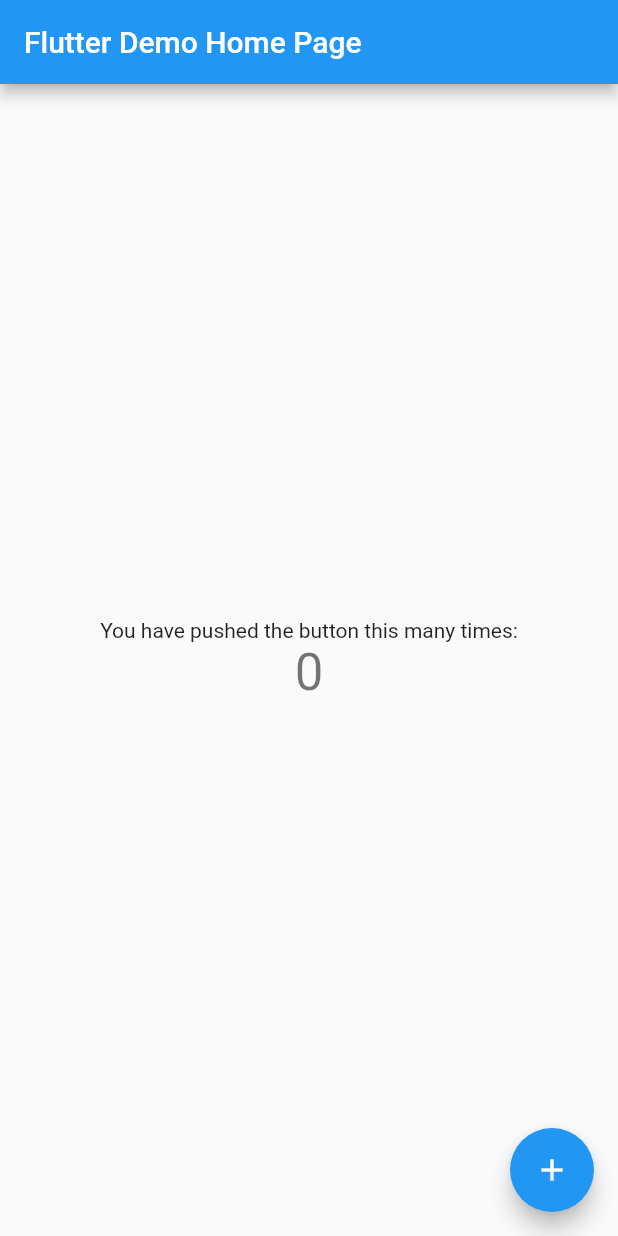
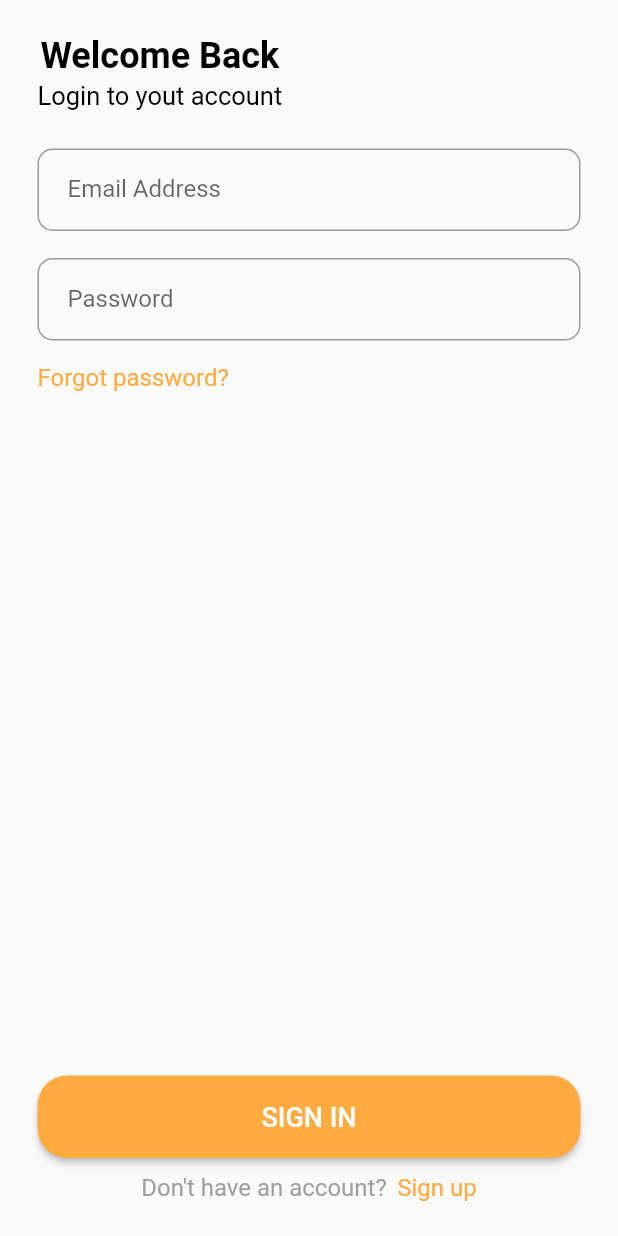
Before and after one commit to adambadruzs/MaiComic, a Flutter app: the screen it shows after launch, on a phone screen of 412 x 824 dp. Run offline on Flutter 3.47's test engine with Material 2 defaults, Android fonts, the phone set to English and light mode, and no system bars; our stand-ins replace dio; Roboto replaces fonts that are missing (Poppins Light, Poppins SemiBold).

Commit message:
Update ver 1.0.10

```diff
--- a/lib/main.dart
+++ b/lib/main.dart
@@ -1,115 +1,23 @@
 import 'package:flutter/material.dart';
+import 'package:maicomic/screen/splash/splash.dart';
 
 void main() {
   runApp(const MyApp());
 }
 
-class MyApp extends StatelessWidget {
-  const MyApp({super.key});
+class MyApp extends StatefulWidget {
+  const MyApp({Key? key}) : super(key: key);
 
-  // This widget is the root of your application.
+  @override
+  State<MyApp> createState() => _MyAppState();
+}
+
+class _MyAppState extends State<MyApp> {
   @override
   Widget build(BuildContext context) {
     return MaterialApp(
-      title: 'Flutter Demo',
-      theme: ThemeData(
-        // This is the theme of your application.
-        //
-        // Try running your application with "flutter run". You'll see the
-        // application has a blue toolbar. Then, without quitting the app, try
-        // changing the primarySwatch below to Colors.green and then invoke
-        // "hot reload" (press "r" in the console where you ran "flutter run",
-        // or simply save your changes to "hot reload" in a Flutter IDE).
-        // Notice that the counter didn't reset back to zero; the application
-        // is not restarted.
-        primarySwatch: Colors.blue,
-      ),
-      home: const MyHomePage(title: 'Flutter Demo Home Page'),
+      title: 'MaiComic',
+      home: SplashScreen(),
     );
   }
 }
-
-class MyHomePage extends StatefulWidget {
-  const MyHomePage({super.key, required this.title});
-
-  // This widget is the home page of your application. It is stateful, meaning
-  // that it has a State object (defined below) that contains fields that affect
-  // how it looks.
-
-  // This class is the configuration for the state. It holds the values (in this
-  // case the title) provided by the parent (in this case the App widget) and
-  // used by the build method of the State. Fields in a Widget subclass are
-  // always marked "final".
-
-  final String title;
-
-  @override
-  State<MyHomePage> createState() => _MyHomePageState();
-}
-
-class _MyHomePageState extends State<MyHomePage> {
-  int _counter = 0;
-
-  void _incrementCounter() {
-    setState(() {
-      // This call to setState tells the Flutter framework that something has
-      // changed in this State, which causes it to rerun the build method below
-      // so that the display can reflect the updated values. If we changed
-      // _counter without calling setState(), then the build method would not be
-      // called again, and so nothing would appear to happen.
-      _counter++;
-    });
-  }
-
-  @override
-  Widget build(BuildContext context) {
-    // This method is rerun every time setState is called, for instance as done
-    // by the _incrementCounter method above.
-    //
-    // The Flutter framework has been optimized to make rerunning build methods
-    // fast, so that you can just rebuild anything that needs updating rather
-    // than having to individually change instances of widgets.
-    return Scaffold(
-      appBar: AppBar(
-        // Here we take the value from the MyHomePage object that was created by
-        // the App.build method, and use it to set our appbar title.
-        title: Text(widget.title),
-      ),
-      body: Center(
-        // Center is a layout widget. It takes a single child and positions it
-        // in the middle of the parent.
-        child: Column(
-          // Column is also a layout widget. It takes a list of children and
-          // arranges them vertically. By default, it sizes itself to fit its
-          // children horizontally, and tries to be as tall as its parent.
-          //
-          // Invoke "debug painting" (press "p" in the console, choose the
-          // "Toggle Debug Paint" action from the Flutter Inspector in Android
-          // Studio, or the "Toggle Debug Paint" command in Visual Studio Code)
-          // to see the wireframe for each widget.
-          //
-          // Column has various properties to control how it sizes itself and
-          // how it positions its children. Here we use mainAxisAlignment to
-          // center the children vertically; the main axis here is the vertical
-          // axis because Columns are vertical (the cross axis would be
-          // horizontal).
-          mainAxisAlignment: MainAxisAlignment.center,
-          children: <Widget>[
-            const Text(
-              'You have pushed the button this many times:',
-            ),
-            Text(
-              '$_counter',
-              style: Theme.of(context).textTheme.headline4,
-            ),
-          ],
-        ),
-      ),
-      floatingActionButton: FloatingActionButton(
-        onPressed: _incrementCounter,
-        tooltip: 'Increment',
-        child: const Icon(Icons.add),
-      ), // This trailing comma makes auto-formatting nicer for build methods.
-    );
-  }
-}
--- /dev/null
+++ b/lib/screen/login/login.dart
@@ -0,0 +1,185 @@
+import 'package:flutter/material.dart';
+import 'package:dio/dio.dart';
+
+import '../home/home.dart';
+import '../register/register.dart';
+
+class Login extends StatefulWidget {
+  const Login({super.key});
+
+  @override
+  State<Login> createState() => _LoginState();
+}
+
+class _LoginState extends State<Login> {
+  TextEditingController controllerUsername = TextEditingController();
+  TextEditingController controllerPassword = TextEditingController();
+
+  // ThemeData themeData = ThemeData.light();
+
+  // void setTheme(bool isDarkmode) {
+  //   setState(() {
+  //     themeData = (isDarkmode) ? ThemeData.dark() : ThemeData.light();
+  //     SharedPref.pref?.setBool('isDarkmode', isDarkmode);
+  //   });
+  // }
+
+  @override
+  Widget build(BuildContext context) {
+    return Scaffold(
+      body: Padding(
+        padding: const EdgeInsets.symmetric(horizontal: 25, vertical: 23),
+        child: Column(
+          children: <Widget>[
+            Align(
+              alignment: Alignment.topLeft,
+              child: Column(
+                children: const <Widget>[
+                  Text(
+                    "Welcome Back",
+                    style: TextStyle(
+                      color: Colors.black,
+                      fontFamily: 'Poppins SemiBold',
+                      fontWeight: FontWeight.bold,
+                      fontSize: 24,
+                    ),
+                  ),
+                  SizedBox(height: 3),
+                  Text("Login to yout account",
+                      style: TextStyle(
+                        color: Colors.black,
+                        fontSize: 17,
+                        fontFamily: 'Poppins Light',
+                      )),
+                ],
+              ),
+            ),
+            const SizedBox(height: 25),
+            TextField(
+              controller: controllerUsername,
+              style: const TextStyle(
+                fontFamily: 'Poppins Light',
+                fontSize: 16,
+              ),
+              decoration: InputDecoration(
+                border: OutlineInputBorder(
+                  borderRadius: BorderRadius.circular(10),
+                ),
+                labelText: "Email Address",
+                hintText: "Email Address",
+                contentPadding:
+                    const EdgeInsets.symmetric(horizontal: 20, vertical: 18),
+                hintStyle: const TextStyle(
+                  fontFamily: 'Poppins Light',
+                  fontSize: 16,
+                ),
+              ),
+            ),
+            const SizedBox(height: 18),
+            TextFormField(
+              obscureText: true,
+              controller: controllerPassword,
+              style: const TextStyle(
+                fontFamily: 'Poppins Light',
+                fontSize: 16,
+              ),
+              decoration: InputDecoration(
+                border: OutlineInputBorder(
+                  borderRadius: BorderRadius.circular(10),
+                ),
+                labelText: "Password",
+                hintText: "Password",
+                contentPadding:
+                    const EdgeInsets.symmetric(horizontal: 20, vertical: 18),
+                hintStyle: const TextStyle(
+                  fontFamily: 'Poppins Light',
+                  fontSize: 16,
+                ),
+              ),
+              validator: (text) {
+                if (text == null || text.isEmpty) {
+                  return 'Password is empty';
+                }
+                return null;
+              },
+            ),
+            const SizedBox(height: 15),
+            const Align(
+              alignment: Alignment.topLeft,
+              child: Text(
+                "Forgot password?",
+                style: TextStyle(
+                  color: Colors.orangeAccent,
+                  fontSize: 16,
+                  fontFamily: 'Poppins Light',
+                ),
+              ),
+            ),
+            const Spacer(),
+            ElevatedButton(
+              onPressed: () async {
+                var username = await Dio().get(
+                    'http://localhost:3000/user?username=${controllerUsername.text}');
+                var password = await Dio().get(
+                    'http://localhost:3000/user?password=${controllerPassword.text}');
+                if (username.data.length > 0) {
+                  if (password.data.length > 0) {
+                    Navigator.push(context,
+                        MaterialPageRoute(builder: (context) => Home()));
+                  } else {
+                    ScaffoldMessenger.of(context).showSnackBar(const SnackBar(
+                      backgroundColor: Colors.red,
+                      content: Text("Password Salah"),
+                    ));
+                  }
+                } else {
+                  ScaffoldMessenger.of(context).showSnackBar(const SnackBar(
+                    backgroundColor: Colors.red,
+                    content: Text("Email Salah"),
+                  ));
+                }
+              },
+              style: ElevatedButton.styleFrom(
+                  backgroundColor: Colors.orangeAccent,
+                  minimumSize: const Size.fromHeight(55),
+                  shape: RoundedRectangleBorder(
+                    borderRadius: BorderRadius.circular(20),
+                  )),
+              child: const Text("SIGN IN",
+                  style: TextStyle(
+                    fontFamily: 'Poppins SemiBold',
+                    fontSize: 18,
+                  )),
+            ),
+            const SizedBox(height: 10),
+            Row(
+              mainAxisAlignment: MainAxisAlignment.center,
+              children: [
+                const Text("Don't have an account?",
+                    style: TextStyle(
+                      fontFamily: 'Poppins Light',
+                      fontSize: 16,
+                      color: Colors.grey,
+                    )),
+                const SizedBox(width: 7),
+                GestureDetector(
+                  onTap: () {
+                    Navigator.of(context).pushReplacement(MaterialPageRoute(
+                      builder: (context) => const Register(),
+                    ));
+                  },
+                  child: const Text("Sign up",
+                      style: TextStyle(
+                        fontFamily: 'Poppins Light',
+                        fontSize: 16,
+                        color: Colors.orangeAccent,
+                      )),
+                ),
+              ],
+            ),
+          ],
+        ),
+      ),
+    );
+  }
+}
--- a/pubspec.yaml
+++ b/pubspec.yaml
@@ -36,6 +36,9 @@ dependencies:
   # The following adds the Cupertino Icons font to your application.
   # Use with the CupertinoIcons class for iOS style icons.
   cupertino_icons: ^1.0.2
+  shared_preferences: ^2.0.15
+  dio: ^4.0.6
+  image_picker: ^0.8.6
 
 dev_dependencies:
   flutter_test:
@@ -60,7 +63,8 @@ flutter:
   uses-material-design: true
 
   # To add assets to your application, add an assets section, like this:
-  # assets:
+  assets:
+    - assets/
   #   - images/a_dot_burr.jpeg
   #   - images/a_dot_ham.jpeg
 
```
Also changed, not shown: lib/constant/constant.dart (added, +7 -0 lines), lib/screen/home/home.dart (added, +167 -0 lines), lib/screen/register/register.dart (added, +158 -0 lines), lib/screen/splash/splash.dart (added, +69 -0 lines), lib/service/maicomic_services.dart (added, +12 -0 lines), pubspec.lock, 1 other file.
